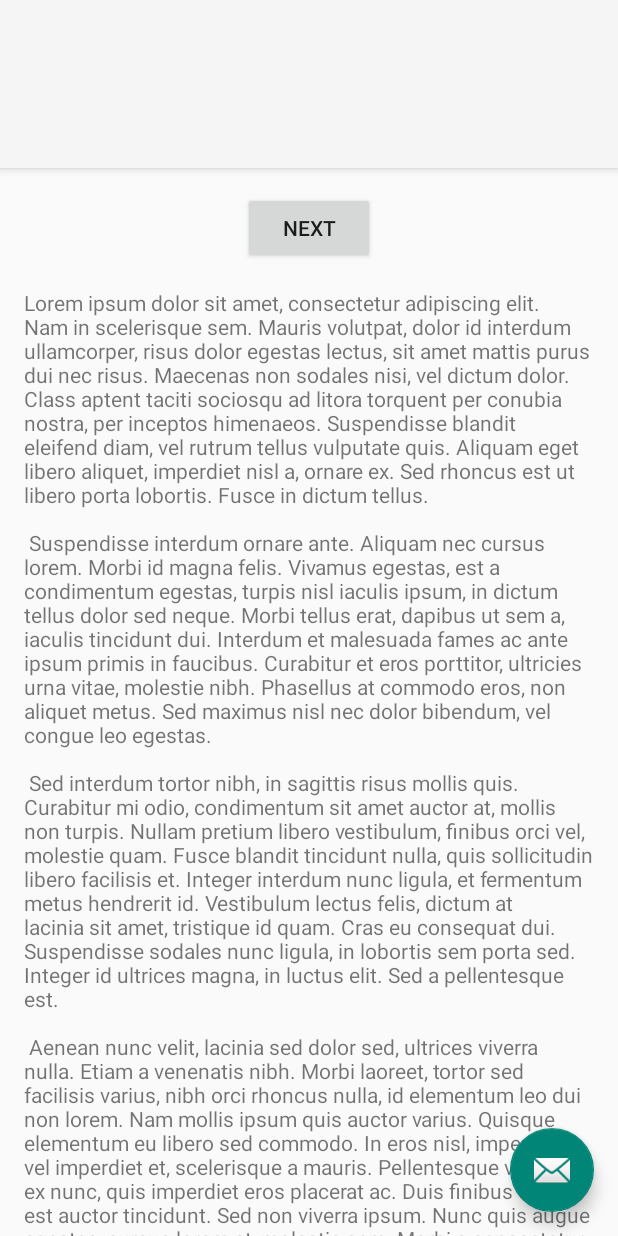
After one commit to PhenomenalMatrix/GitStar40, an Android app: the layout activity_albert.xml on its own in the app's theme, with its tools: preview values and no code run, on a phone screen of 412 x 824 dp. The commit adds this screen. Run offline under Robolectric (Android 15) with nearby library versions, the phone set to English and light mode, and no system bars.

Commit message:
sdelal conflict)

```diff
--- a/app/build.gradle
+++ b/app/build.gradle
@@ -29,6 +29,9 @@ android {
     kotlinOptions {
         jvmTarget = '1.8'
     }
+    buildFeatures {
+        viewBinding true
+    }
 }
 
 dependencies {
@@ -37,6 +40,8 @@ dependencies {
     implementation 'androidx.appcompat:appcompat:1.4.1'
     implementation 'com.google.android.material:material:1.6.0'
     implementation 'androidx.constraintlayout:constraintlayout:2.1.4'
+    implementation 'androidx.navigation:navigation-fragment-ktx:2.4.2'
+    implementation 'androidx.navigation:navigation-ui-ktx:2.4.2'
     testImplementation 'junit:junit:4.13.2'
     androidTestImplementation 'androidx.test.ext:junit:1.1.3'
     androidTestImplementation 'androidx.test.espresso:espresso-core:3.4.0'
--- /dev/null
+++ b/app/src/main/java/com/mrflaitx/gitstar40/albert/FirstFragment.kt
@@ -0,0 +1,44 @@
+package com.mrflaitx.gitstar40.albert
+
+import android.os.Bundle
+import android.view.LayoutInflater
+import android.view.View
+import android.view.ViewGroup
+import androidx.fragment.app.Fragment
+import androidx.navigation.fragment.findNavController
+import com.mrflaitx.gitstar40.databinding.FragmentFirstBinding
+
+/**
+ * A simple [Fragment] subclass as the default destination in the navigation.
+ */
+class FirstFragment : Fragment() {
+
+    private var _binding: FragmentFirstBinding? = null
+
+    // This property is only valid between onCreateView and
+    // onDestroyView.
+    private val binding get() = _binding!!
+
+    override fun onCreateView(
+        inflater: LayoutInflater, container: ViewGroup?,
+        savedInstanceState: Bundle?
+    ): View? {
+
+        _binding = FragmentFirstBinding.inflate(inflater, container, false)
+        return binding.root
+
+    }
+
+    override fun onViewCreated(view: View, savedInstanceState: Bundle?) {
+        super.onViewCreated(view, savedInstanceState)
+
+        binding.buttonFirst.setOnClickListener {
+            findNavController().navigate(R.id.action_FirstFragment_to_SecondFragment)
+        }
+    }
+
+    override fun onDestroyView() {
+        super.onDestroyView()
+        _binding = null
+    }
+}
--- /dev/null
+++ b/app/src/main/res/layout/activity_albert.xml
@@ -0,0 +1,33 @@
+<?xml version="1.0" encoding="utf-8"?>
+<androidx.coordinatorlayout.widget.CoordinatorLayout xmlns:android="http://schemas.android.com/apk/res/android"
+    xmlns:app="http://schemas.android.com/apk/res-auto"
+    xmlns:tools="http://schemas.android.com/tools"
+    android:layout_width="match_parent"
+    android:layout_height="match_parent"
+    android:fitsSystemWindows="true"
+    tools:context=".albert.albert">
+
+    <com.google.android.material.appbar.AppBarLayout
+        android:layout_width="match_parent"
+        android:layout_height="wrap_content"
+        android:fitsSystemWindows="true">
+
+        <com.google.android.material.appbar.MaterialToolbar
+            android:id="@+id/toolbar"
+            android:layout_width="match_parent"
+            android:layout_height="?attr/actionBarSize" />
+
+    </com.google.android.material.appbar.AppBarLayout>
+
+    <include layout="@layout/content_albert" />
+
+    <com.google.android.material.floatingactionbutton.FloatingActionButton
+        android:id="@+id/fab"
+        android:layout_width="wrap_content"
+        android:layout_height="wrap_content"
+        android:layout_gravity="bottom|end"
+        android:layout_marginEnd="@dimen/fab_margin"
+        android:layout_marginBottom="16dp"
+        app:srcCompat="@android:drawable/ic_dialog_email" />
+
+</androidx.coordinatorlayout.widget.CoordinatorLayout>
--- /dev/null
+++ b/app/src/main/res/layout/content_albert.xml
@@ -0,0 +1,19 @@
+<?xml version="1.0" encoding="utf-8"?>
+<androidx.constraintlayout.widget.ConstraintLayout xmlns:android="http://schemas.android.com/apk/res/android"
+    xmlns:app="http://schemas.android.com/apk/res-auto"
+    android:layout_width="match_parent"
+    android:layout_height="match_parent"
+    app:layout_behavior="@string/appbar_scrolling_view_behavior">
+
+    <fragment
+        android:id="@+id/nav_host_fragment_content_albert"
+        android:name="androidx.navigation.fragment.NavHostFragment"
+        android:layout_width="0dp"
+        android:layout_height="0dp"
+        app:defaultNavHost="true"
+        app:layout_constraintBottom_toBottomOf="parent"
+        app:layout_constraintEnd_toEndOf="parent"
+        app:layout_constraintStart_toStartOf="parent"
+        app:layout_constraintTop_toTopOf="parent"
+        app:navGraph="@navigation/nav_graph" />
+</androidx.constraintlayout.widget.ConstraintLayout>
--- /dev/null
+++ b/app/src/main/res/layout/fragment_first.xml
@@ -0,0 +1,36 @@
+<?xml version="1.0" encoding="utf-8"?>
+<androidx.core.widget.NestedScrollView xmlns:android="http://schemas.android.com/apk/res/android"
+    xmlns:app="http://schemas.android.com/apk/res-auto"
+    xmlns:tools="http://schemas.android.com/tools"
+    android:layout_width="match_parent"
+    android:layout_height="match_parent"
+    tools:context=".FirstFragment">
+
+    <androidx.constraintlayout.widget.ConstraintLayout
+        android:layout_width="match_parent"
+        android:layout_height="match_parent"
+        android:padding="16dp">
+
+        <Button
+            android:id="@+id/button_first"
+            android:layout_width="wrap_content"
+            android:layout_height="wrap_content"
+            android:text="@string/next"
+            app:layout_constraintBottom_toTopOf="@id/textview_first"
+            app:layout_constraintEnd_toEndOf="parent"
+            app:layout_constraintStart_toStartOf="parent"
+            app:layout_constraintTop_toTopOf="parent" />
+        />
+
+        <TextView
+            android:id="@+id/textview_first"
+            android:layout_width="wrap_content"
+            android:layout_height="wrap_content"
+            android:layout_marginTop="16dp"
+            android:text="@string/lorem_ipsum"
+            app:layout_constraintBottom_toBottomOf="parent"
+            app:layout_constraintEnd_toEndOf="parent"
+            app:layout_constraintStart_toStartOf="parent"
+            app:layout_constraintTop_toBottomOf="@id/button_first" />
+    </androidx.constraintlayout.widget.ConstraintLayout>
+</androidx.core.widget.NestedScrollView>
--- /dev/null
+++ b/app/src/main/res/navigation/nav_graph.xml
@@ -0,0 +1,28 @@
+<?xml version="1.0" encoding="utf-8"?>
+<navigation xmlns:android="http://schemas.android.com/apk/res/android"
+    xmlns:app="http://schemas.android.com/apk/res-auto"
+    xmlns:tools="http://schemas.android.com/tools"
+    android:id="@+id/nav_graph"
+    app:startDestination="@id/FirstFragment">
+
+    <fragment
+        android:id="@+id/FirstFragment"
+        android:name="com.mrflaitx.gitstar40.albert.FirstFragment"
+        android:label="@string/first_fragment_label"
+        tools:layout="@layout/fragment_first">
+
+        <action
+            android:id="@+id/action_FirstFragment_to_SecondFragment"
+            app:destination="@id/SecondFragment" />
+    </fragment>
+    <fragment
+        android:id="@+id/SecondFragment"
+        android:name="com.mrflaitx.gitstar40.albert.SecondFragment"
+        android:label="@string/second_fragment_label"
+        tools:layout="@layout/fragment_second">
+
+        <action
+            android:id="@+id/action_SecondFragment_to_FirstFragment"
+            app:destination="@id/FirstFragment" />
+    </fragment>
+</navigation>
--- /dev/null
+++ b/app/src/main/res/values-land/dimens.xml
@@ -0,0 +1,3 @@
+<resources>
+    <dimen name="fab_margin">48dp</dimen>
+</resources>
--- /dev/null
+++ b/app/src/main/res/values-v29/themes.xml
@@ -0,0 +1,9 @@
+<resources xmlns:tools="http://schemas.android.com/tools">
+
+    <style name="Theme.GitStar40" parent="Base.Theme.GitStar40">
+        <!-- Transparent system bars for edge-to-edge. -->
+        <item name="android:navigationBarColor">@android:color/transparent</item>
+        <item name="android:statusBarColor">@android:color/transparent</item>
+        <item name="android:windowLightStatusBar">?attr/isLightTheme</item>
+    </style>
+</resources>
--- /dev/null
+++ b/app/src/main/res/values-w1240dp/dimens.xml
@@ -0,0 +1,3 @@
+<resources>
+    <dimen name="fab_margin">200dp</dimen>
+</resources>
--- /dev/null
+++ b/app/src/main/res/values-w600dp/dimens.xml
@@ -0,0 +1,3 @@
+<resources>
+    <dimen name="fab_margin">48dp</dimen>
+</resources>
--- /dev/null
+++ b/app/src/main/res/values/dimens.xml
@@ -0,0 +1,3 @@
+<resources>
+    <dimen name="fab_margin">16dp</dimen>
+</resources>
--- a/app/src/main/res/values/strings.xml
+++ b/app/src/main/res/values/strings.xml
@@ -1,3 +1,46 @@
 <resources>
     <string name="app_name">GitStar40</string>
+    <string name="title_activity_albert">albert</string>
+    <!-- Strings used for fragments for navigation -->
+    <string name="first_fragment_label">First Fragment</string>
+    <string name="second_fragment_label">Second Fragment</string>
+    <string name="next">Next</string>
+    <string name="previous">Previous</string>
+
+    <string name="lorem_ipsum">
+        Lorem ipsum dolor sit amet, consectetur adipiscing elit. Nam in scelerisque sem. Mauris
+        volutpat, dolor id interdum ullamcorper, risus dolor egestas lectus, sit amet mattis purus
+        dui nec risus. Maecenas non sodales nisi, vel dictum dolor. Class aptent taciti sociosqu ad
+        litora torquent per conubia nostra, per inceptos himenaeos. Suspendisse blandit eleifend
+        diam, vel rutrum tellus vulputate quis. Aliquam eget libero aliquet, imperdiet nisl a,
+        ornare ex. Sed rhoncus est ut libero porta lobortis. Fusce in dictum tellus.\n\n
+        Suspendisse interdum ornare ante. Aliquam nec cursus lorem. Morbi id magna felis. Vivamus
+        egestas, est a condimentum egestas, turpis nisl iaculis ipsum, in dictum tellus dolor sed
+        neque. Morbi tellus erat, dapibus ut sem a, iaculis tincidunt dui. Interdum et malesuada
+        fames ac ante ipsum primis in faucibus. Curabitur et eros porttitor, ultricies urna vitae,
+        molestie nibh. Phasellus at commodo eros, non aliquet metus. Sed maximus nisl nec dolor
+        bibendum, vel congue leo egestas.\n\n
+        Sed interdum tortor nibh, in sagittis risus mollis quis. Curabitur mi odio, condimentum sit
+        amet auctor at, mollis non turpis. Nullam pretium libero vestibulum, finibus orci vel,
+        molestie quam. Fusce blandit tincidunt nulla, quis sollicitudin libero facilisis et. Integer
+        interdum nunc ligula, et fermentum metus hendrerit id. Vestibulum lectus felis, dictum at
+        lacinia sit amet, tristique id quam. Cras eu consequat dui. Suspendisse sodales nunc ligula,
+        in lobortis sem porta sed. Integer id ultrices magna, in luctus elit. Sed a pellentesque
+        est.\n\n
+        Aenean nunc velit, lacinia sed dolor sed, ultrices viverra nulla. Etiam a venenatis nibh.
+        Morbi laoreet, tortor sed facilisis varius, nibh orci rhoncus nulla, id elementum leo dui
+        non lorem. Nam mollis ipsum quis auctor varius. Quisque elementum eu libero sed commodo. In
+        eros nisl, imperdiet vel imperdiet et, scelerisque a mauris. Pellentesque varius ex nunc,
+        quis imperdiet eros placerat ac. Duis finibus orci et est auctor tincidunt. Sed non viverra
+        ipsum. Nunc quis augue egestas, cursus lorem at, molestie sem. Morbi a consectetur ipsum, a
+        placerat diam. Etiam vulputate dignissim convallis. Integer faucibus mauris sit amet finibus
+        convallis.\n\n
+        Phasellus in aliquet mi. Pellentesque habitant morbi tristique senectus et netus et
+        malesuada fames ac turpis egestas. In volutpat arcu ut felis sagittis, in finibus massa
+        gravida. Pellentesque id tellus orci. Integer dictum, lorem sed efficitur ullamcorper,
+        libero justo consectetur ipsum, in mollis nisl ex sed nisl. Donec maximus ullamcorper
+        sodales. Praesent bibendum rhoncus tellus nec feugiat. In a ornare nulla. Donec rhoncus
+        libero vel nunc consequat, quis tincidunt nisl eleifend. Cras bibendum enim a justo luctus
+        vestibulum. Fusce dictum libero quis erat maximus, vitae volutpat diam dignissim.
+    </string>
 </resources>
--- a/build.gradle
+++ b/build.gradle
@@ -2,7 +2,7 @@
 plugins {
     id 'com.android.application' version '7.2.0' apply false
     id 'com.android.library' version '7.2.0' apply false
-    id 'org.jetbrains.kotlin.android' version '1.6.10' apply false
+    id 'org.jetbrains.kotlin.android' version '1.6.21' apply false
 }
 
 task clean(type: Delete) {
```
Also changed, not shown: app/src/main/AndroidManifest.xml (+11 -0 lines), app/src/main/java/com/mrflaitx/gitstar40/albert/SecondFragment.kt (added, +44 -0 lines), app/src/main/java/com/mrflaitx/gitstar40/albert/albert.kt (added, +44 -0 lines), app/src/main/res/layout/fragment_second.xml (added, +35 -0 lines).
